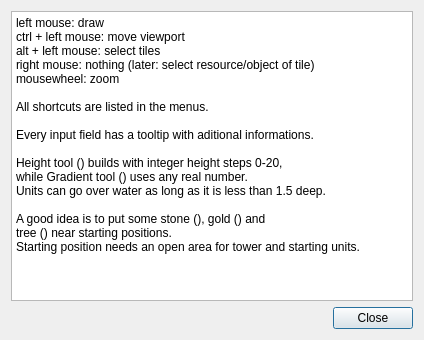
First picture: the form in source/glest_map_editor/help.ui, repository MegaGlest/megaglest-source, before the edit.
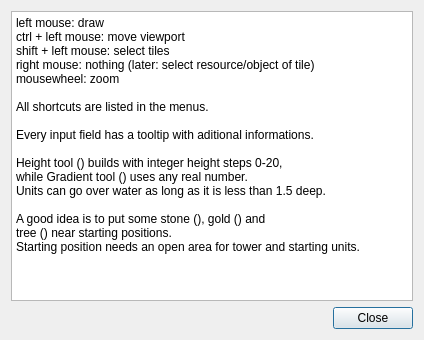
Second picture: the form after the edit. Icons and pictures are not drawn.

Commit message: also mirroring and rotating players now

What changed in the file:
```diff
--- a/source/glest_map_editor/help.ui
+++ b/source/glest_map_editor/help.ui
@@ -30,7 +30,7 @@
 &lt;/style&gt;&lt;/head&gt;&lt;body style=&quot; font-family:'Sans Serif'; font-size:9pt; font-weight:400; font-style:normal;&quot;&gt;
 &lt;p style=&quot; margin-top:0px; margin-bottom:0px; margin-left:0px; margin-right:0px; -qt-block-indent:0; text-indent:0px;&quot;&gt;left mouse: draw&lt;/p&gt;
 &lt;p style=&quot; margin-top:0px; margin-bottom:0px; margin-left:0px; margin-right:0px; -qt-block-indent:0; text-indent:0px;&quot;&gt;ctrl + left mouse: move viewport&lt;/p&gt;
-&lt;p style=&quot; margin-top:0px; margin-bottom:0px; margin-left:0px; margin-right:0px; -qt-block-indent:0; text-indent:0px;&quot;&gt;alt + left mouse: select tiles&lt;/p&gt;
+&lt;p style=&quot; margin-top:0px; margin-bottom:0px; margin-left:0px; margin-right:0px; -qt-block-indent:0; text-indent:0px;&quot;&gt;shift + left mouse: select tiles&lt;/p&gt;
 &lt;p style=&quot; margin-top:0px; margin-bottom:0px; margin-left:0px; margin-right:0px; -qt-block-indent:0; text-indent:0px;&quot;&gt;right mouse: nothing (later: select resource/object of tile)&lt;/p&gt;
 &lt;p style=&quot; margin-top:0px; margin-bottom:0px; margin-left:0px; margin-right:0px; -qt-block-indent:0; text-indent:0px;&quot;&gt;mousewheel: zoom&lt;/p&gt;
 &lt;p style=&quot;-qt-paragraph-type:empty; margin-top:0px; margin-bottom:0px; margin-left:0px; margin-right:0px; -qt-block-indent:0; text-indent:0px;&quot;&gt;&lt;br /&gt;&lt;/p&gt;
```
The commit also changes 2 other files.
